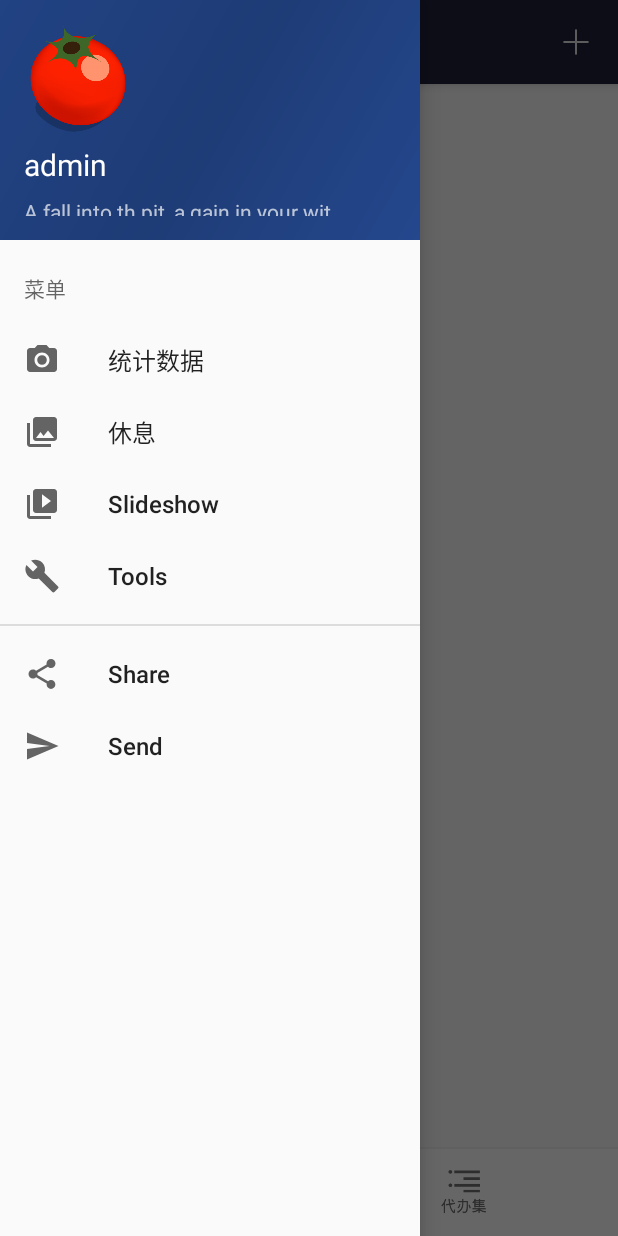
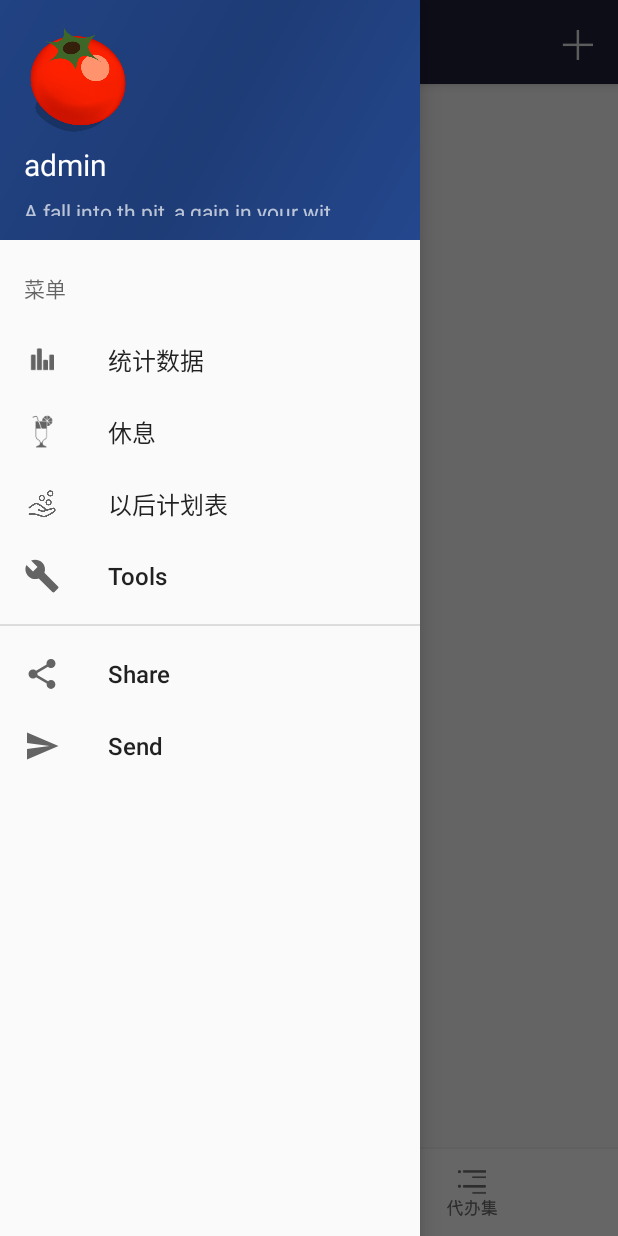
Before and after one commit to wangjieares/Tomato, an Android app: the screen it shows after launch (MainActivity), with the side drawer open, on a phone screen of 412 x 824 dp. Run offline under Robolectric (Android 15) with nearby library versions, the phone set to English and light mode, and no system bars.

```diff
--- a/app/src/main/res/layout/content_main.xml
+++ b/app/src/main/res/layout/content_main.xml
@@ -37,18 +37,16 @@
                 android:id="@+id/oneButton"
                 style="@style/left_button_activity_main"
                 android:layout_width="0dp"
-                android:layout_height="29dp"
+                android:layout_height="45dp"
                 android:layout_gravity="center"
-                android:layout_margin="10dp"
                 android:layout_weight="1"/>
 
             <ImageButton
                 android:id="@+id/moreButton"
                 style="@style/right_button_activity_main"
                 android:layout_width="0dp"
-                android:layout_height="29dp"
+                android:layout_height="45dp"
                 android:layout_gravity="center"
-                android:layout_margin="10dp"
                 android:layout_weight="1"/>
         </LinearLayout>
     </LinearLayout>
--- a/app/src/main/res/menu/activity_main_drawer.xml
+++ b/app/src/main/res/menu/activity_main_drawer.xml
@@ -2,24 +2,24 @@
 <menu xmlns:android="http://schemas.android.com/apk/res/android">
 
     <group android:checkableBehavior="single">
-        <item android:title="@string/menu">
+        <item android:title="@string/activity_main_drawer_menu">
             <menu>
                 <item
                     android:id="@+id/nav_camera"
-                    android:icon="@drawable/ic_menu_camera"
-                    android:title="@string/statistice" />
+                    android:icon="@mipmap/activity_main_drawer_statistics"
+                    android:title="@string/activity_main_drawer_statistice"/>
                 <item
                     android:id="@+id/nav_gallery"
-                    android:icon="@drawable/ic_menu_gallery"
-                    android:title="@string/relax" />
+                    android:icon="@mipmap/activity_main_drawer_relax"
+                    android:title="@string/activity_main_drawer_relax"/>
                 <item
                     android:id="@+id/nav_slideshow"
-                    android:icon="@drawable/ic_menu_slideshow"
-                    android:title="Slideshow" />
+                    android:icon="@mipmap/activity_main_drawer_future"
+                    android:title="@string/activity_main_drawer_future"/>
                 <item
                     android:id="@+id/nav_manage"
                     android:icon="@drawable/ic_menu_manage"
-                    android:title="Tools" />
+                    android:title="Tools"/>
             </menu>
         </item>
     </group>
@@ -27,10 +27,10 @@
     <item
         android:id="@+id/nav_share"
         android:icon="@drawable/ic_menu_share"
-        android:title="Share" />
+        android:title="Share"/>
     <item
         android:id="@+id/nav_send"
         android:icon="@drawable/ic_menu_send"
-        android:title="Send" />
+        android:title="Send"/>
 
 </menu>
--- a/app/src/main/res/menu/statistics.xml
+++ b/app/src/main/res/menu/statistics.xml
@@ -3,7 +3,7 @@
     xmlns:app="http://schemas.android.com/apk/res-auto">>
     <item
         android:id="@+id/statistics_activity_add_item"
-        android:icon="@drawable/activity_main_add_one"
+        android:icon="@mipmap/statistics_activity_menu_share"
         android:orderInCategory="100"
         android:title="@string/main_activity_add_item"
         app:showAsAction="always" />
--- a/app/src/main/res/values/strings.xml
+++ b/app/src/main/res/values/strings.xml
@@ -2,9 +2,10 @@
     <string name="app_name">番茄工作法</string>
     <string name="username">admin</string>
     <string name="dictum">A fall into th pit, a gain in your wit.</string>
-    <string name="statistice">统计数据</string>
-    <string name="relax">休息</string>
-    <string name="menu">菜单</string>
+    <string name="activity_main_drawer_statistice">统计数据</string>
+    <string name="activity_main_drawer_relax">休息</string>
+    <string name="activity_main_drawer_menu">菜单</string>
+    <string name="activity_main_drawer_future">以后计划表</string>
     <string name="main_activity_add_item">Add</string>
     <string name="activity_add_title">增加一个ToDo</string>
     <string name="activity_add_hint">请输入事件名称</string>
```
Also changed, not shown: app/src/main/res/drawable/activity_main_add_more.png, app/src/main/res/drawable/activity_main_add_one.png, app/src/main/res/drawable/todo_more.png, app/src/main/res/drawable/todo_one.png, app/src/main/res/mipmap-hdpi/activity_main_drawer_future.png (added), app/src/main/res/mipmap-hdpi/activity_main_drawer_relax.png (added), app/src/main/res/mipmap-hdpi/activity_main_drawer_statistics.png (added), app/src/main/res/mipmap-hdpi/statistics_activity_menu_share.png (added), fUI/src/main/res/drawable/ic_launcher.png (added), 11 other files.
